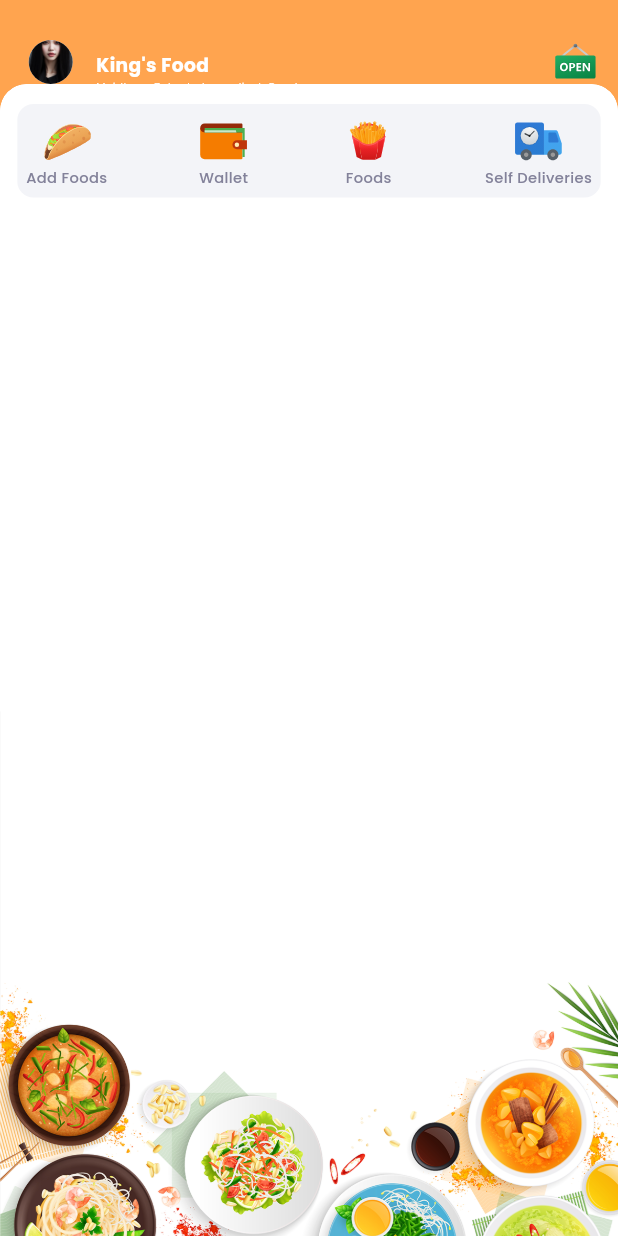
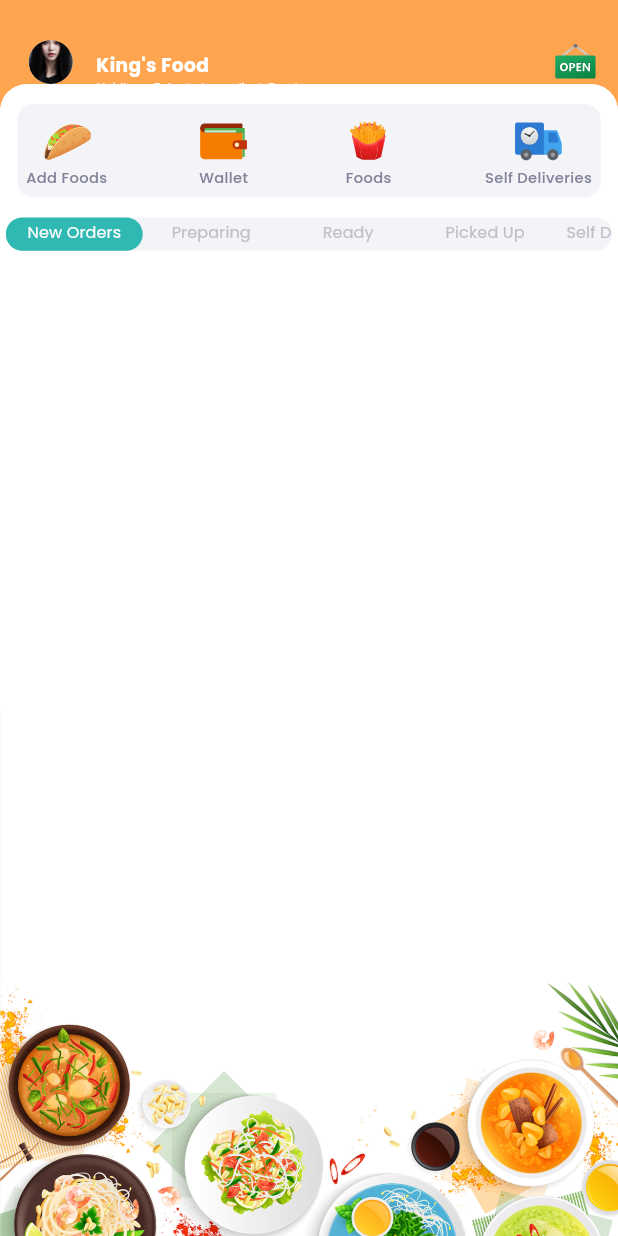
Before and after one commit to ANTOINE1128/The-king-s-Food, a Flutter app: the screen it shows after launch, on a phone screen of 412 x 824 dp. Run offline on Flutter 3.47's test engine with Material 3 defaults, Android fonts, the phone set to English and light mode, and no system bars; our stand-ins replace firebase_core, flutter_screenutil, flutter_svg, get, get_storage, google_fonts; accounts and stored records are empty.

Commit message:
Create TabBAr

```diff
--- a/lib/constants/constants.dart
+++ b/lib/constants/constants.dart
@@ -22,3 +22,13 @@ double height = 926.h;
 double width = 428.w;
 
 const String appBaseUrl = '';
+
+List<String> orderList = [
+  'New Orders',
+  'Preparing',
+  'Ready',
+  'Picked Up',
+  'Self Deliveries',
+  'Delivered',
+  'Cancelled'
+];
--- a/lib/views/home/home_page.dart
+++ b/lib/views/home/home_page.dart
@@ -1,7 +1,9 @@
 import 'package:flutter/material.dart';
 import 'package:flutter_screenutil/flutter_screenutil.dart';
+import 'package:restaurant_foodlyy/common/app_style.dart';
 import 'package:restaurant_foodlyy/common/background_container.dart';
 import 'package:restaurant_foodlyy/common/custom_appbar.dart';
+import 'package:restaurant_foodlyy/common/tab_widget.dart';
 import 'package:restaurant_foodlyy/constants/constants.dart';
 
 import 'widget/home_tiles.dart';
@@ -13,18 +15,20 @@ class HomePage extends StatefulWidget {
   State<HomePage> createState() => _HomePageState();
 }
 
-class _HomePageState extends State<HomePage> {
+class _HomePageState extends State<HomePage> with TickerProviderStateMixin {
+  late final TabController _tabController =
+      TabController(length: orderList.length, vsync: this);
   @override
   Widget build(BuildContext context) {
-    return  Scaffold(
+    return Scaffold(
       backgroundColor: kSecondary,
       appBar: AppBar(
         elevation: 0,
         backgroundColor: kSecondary,
         flexibleSpace: const CustomAppBar(),
       ),
-      body:  BackGroundContainer(
-        child:ListView(
+      body: BackGroundContainer(
+          child: ListView(
         physics: const NeverScrollableScrollPhysics(),
         padding: EdgeInsets.zero,
         children: [
@@ -32,9 +36,37 @@ class _HomePageState extends State<HomePage> {
             height: 15.h,
           ),
           const HomeTiles(),
+          SizedBox(
+            height: 15.h,
+          ),
+          Padding(
+            padding: EdgeInsets.symmetric(horizontal: 4.w),
+            child: Container(
+              height: 25.h,
+              width: width,
+              decoration: BoxDecoration(
+                color: kOffWhite,
+                borderRadius: BorderRadius.circular(25.r),
+              ),
+              child: TabBar(
+                controller: _tabController,
+                indicator: BoxDecoration(
+                    color: kPrimary, borderRadius: BorderRadius.circular(25.r)),
+                labelColor: kLightWhite,
+                dividerColor: Colors.transparent,
+                unselectedLabelColor: kGrayLight,
+                isScrollable: true,
+                tabAlignment: TabAlignment.start,
+                labelPadding: EdgeInsets.zero,
+                labelStyle: appStyle(12, kLightWhite, FontWeight.normal),
+                tabs: List.generate(orderList.length, (i) {
+                  return TabWidget(text: orderList[i]);
+                }),
+              ),
+            ),
+          )
         ],
-        )
-      ),
+      )),
     );
   }
 }
```
Lines whose indentation alone changed are shown as unchanged.
